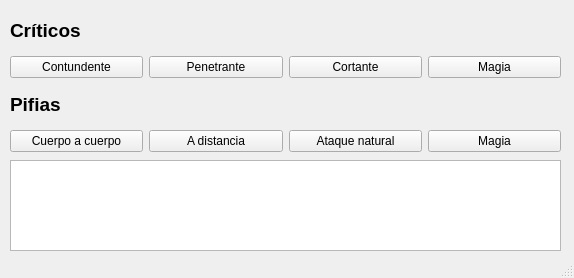
The window that mainGui.ui (jsalazarloyola/pfCritical) describes before a commit, drawn with Qt 5.
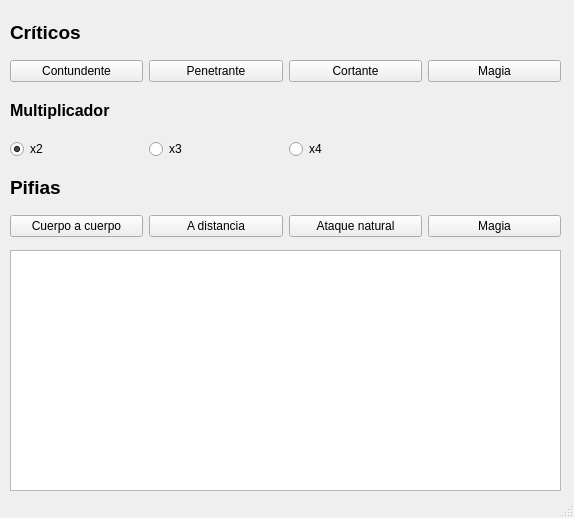
The same window after the commit.

Commit message: Add radio buttons to GUI

Diff of the .ui file:
```diff
--- a/mainGui.ui
+++ b/mainGui.ui
@@ -7,7 +7,7 @@
     <x>0</x>
     <y>0</y>
     <width>574</width>
-    <height>278</height>
+    <height>518</height>
    </rect>
   </property>
   <property name="windowTitle">
@@ -20,14 +20,35 @@
       <x>10</x>
       <y>10</y>
       <width>551</width>
-      <height>142</height>
+      <height>227</height>
      </rect>
     </property>
     <layout class="QGridLayout" name="gridLayout">
-     <item row="1" column="2">
-      <widget class="QPushButton" name="slashing_btn">
+     <item row="1" column="3">
+      <widget class="QPushButton" name="magic_hit_btn">
        <property name="text">
-        <string>Cortante</string>
+        <string>Magia</string>
+       </property>
+      </widget>
+     </item>
+     <item row="5" column="3">
+      <widget class="QPushButton" name="magic_fumble_btn">
+       <property name="text">
+        <string>Magia</string>
+       </property>
+      </widget>
+     </item>
+     <item row="0" column="0" colspan="4">
+      <widget class="QLabel" name="critical_hit_label">
+       <property name="font">
+        <font>
+         <pointsize>14</pointsize>
+         <weight>75</weight>
+         <bold>true</bold>
+        </font>
+       </property>
+       <property name="text">
+        <string>Críticos</string>
        </property>
       </widget>
      </item>
@@ -48,28 +69,7 @@
        </property>
       </widget>
      </item>
-     <item row="1" column="3">
-      <widget class="QPushButton" name="magic_hit_btn">
-       <property name="text">
-        <string>Magia</string>
-       </property>
-      </widget>
-     </item>
-     <item row="0" column="0" colspan="4">
-      <widget class="QLabel" name="critical_hit_label">
-       <property name="font">
-        <font>
-         <pointsize>14</pointsize>
-         <weight>75</weight>
-         <bold>true</bold>
-        </font>
-       </property>
-       <property name="text">
-        <string>Críticos</string>
-       </property>
-      </widget>
-     </item>
-     <item row="2" column="0" colspan="4">
+     <item row="4" column="0" colspan="4">
       <widget class="QLabel" name="fumble_label">
        <property name="font">
         <font>
@@ -83,31 +83,69 @@
        </property>
       </widget>
      </item>
-     <item row="3" column="0">
-      <widget class="QPushButton" name="melee_btn">
-       <property name="text">
-        <string>Cuerpo a cuerpo</string>
-       </property>
-      </widget>
-     </item>
-     <item row="3" column="1">
+     <item row="5" column="1">
       <widget class="QPushButton" name="ranged_btn">
        <property name="text">
         <string>A distancia</string>
        </property>
       </widget>
      </item>
-     <item row="3" column="2">
+     <item row="1" column="2">
+      <widget class="QPushButton" name="slashing_btn">
+       <property name="text">
+        <string>Cortante</string>
+       </property>
+      </widget>
+     </item>
+     <item row="5" column="0">
+      <widget class="QPushButton" name="melee_btn">
+       <property name="text">
+        <string>Cuerpo a cuerpo</string>
+       </property>
+      </widget>
+     </item>
+     <item row="5" column="2">
       <widget class="QPushButton" name="natural_btn">
        <property name="text">
         <string>Ataque natural</string>
        </property>
       </widget>
      </item>
-     <item row="3" column="3">
-      <widget class="QPushButton" name="magic_fumble_btn">
+     <item row="3" column="0">
+      <widget class="QRadioButton" name="crit_mult_x2">
        <property name="text">
-        <string>Magia</string>
+        <string>x2</string>
+       </property>
+       <property name="checked">
+        <bool>true</bool>
+       </property>
+      </widget>
+     </item>
+     <item row="3" column="1">
+      <widget class="QRadioButton" name="crit_mult_x3">
+       <property name="text">
+        <string>x3</string>
+       </property>
+      </widget>
+     </item>
+     <item row="2" column="0" colspan="4">
+      <widget class="QLabel" name="label">
+       <property name="font">
+        <font>
+         <pointsize>12</pointsize>
+         <weight>75</weight>
+         <bold>true</bold>
+        </font>
+       </property>
+       <property name="text">
+        <string>Multiplicador</string>
+       </property>
+      </widget>
+     </item>
+     <item row="3" column="2">
+      <widget class="QRadioButton" name="crit_mult_x4">
+       <property name="text">
+        <string>x4</string>
        </property>
       </widget>
      </item>
@@ -120,9 +158,9 @@
     <property name="geometry">
      <rect>
       <x>10</x>
-      <y>160</y>
+      <y>250</y>
       <width>551</width>
-      <height>91</height>
+      <height>241</height>
      </rect>
     </property>
     <property name="font">
```
The commit also changes 1 other file.
